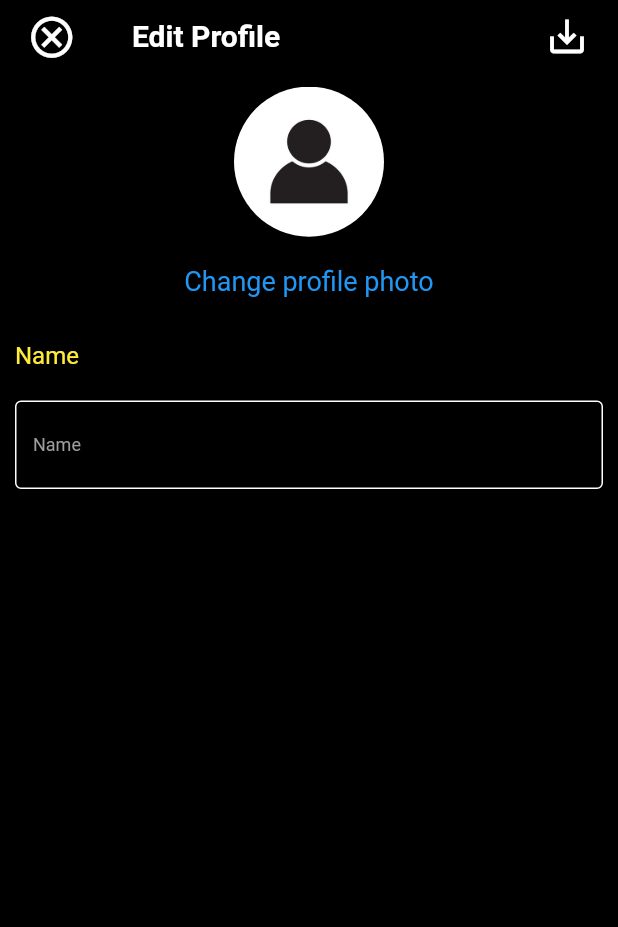
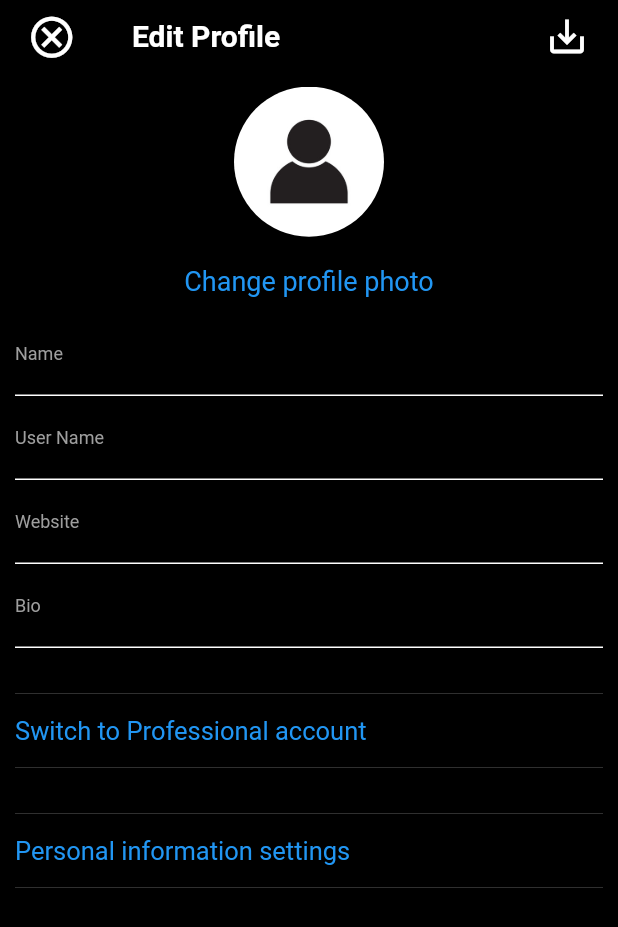
Before and after one commit to PiyushVaghasiya/trainee_app, a Flutter app: the Edit_profile screen opened directly, on a phone screen of 412 x 824 dp. Shown: the top 927 px of the screen. Run offline on Flutter 3.47's test engine with Material 2 defaults, Android fonts, the phone set to English and light mode, and no system bars; our stand-ins replace form_field_validator.

Commit message:
making slider page and working on edit profile page

```diff
--- a/lib/edit_profile.dart
+++ b/lib/edit_profile.dart
@@ -1,5 +1,6 @@
 import 'package:flutter/material.dart';
 import 'package:form_field_validator/form_field_validator.dart';
+import 'package:untitled/profile.dart';
 
 class Edit_profile extends StatefulWidget {
   const Edit_profile({Key? key}) : super(key: key);
@@ -27,7 +28,7 @@ class _Edit_profileState extends State<Edit_profile>
   @override
   Widget build(BuildContext context) {
     return SafeArea(
-      child: Scaffold(
+      child: Scaffold(resizeToAvoidBottomInset: false,
         backgroundColor: Colors.black,
         body: Container(
           margin: EdgeInsets.only(left: 10, right: 10),
@@ -38,7 +39,10 @@ class _Edit_profileState extends State<Edit_profile>
                 crossAxisAlignment: CrossAxisAlignment.center,
                 children: [
                   IconButton(
-                      onPressed: () {},
+                      onPressed: () {
+                        Navigator.push(context,
+                            MaterialPageRoute(builder: (context) => Profile()));
+                      },
                       icon: const Icon(
                         Icons.cancel_outlined,
                         color: Colors.white,
@@ -94,29 +98,107 @@ class _Edit_profileState extends State<Edit_profile>
                 children: [
                   TextFormField(
                     autovalidateMode: AutovalidateMode.onUserInteraction,
-                    decoration: InputDecoration(
-                      labelText: "Name",
-                      labelStyle: TextStyle(color: Colors.yellow),
-                    ),
-                    validator: RequiredValidator(errorText: "is required"),
-                  ),
-                  TextFormField(
-                    autovalidateMode: AutovalidateMode.onUserInteraction,
                     style: TextStyle(color: Colors.white),
-                    validator: EmailValidator(errorText: "enter valid email"),
+                    validator: RequiredValidator(errorText: "required"),
                     decoration: InputDecoration(
                       labelText: "Name",
                       labelStyle: TextStyle(color: Colors.grey, fontSize: 12),
-                      enabledBorder: OutlineInputBorder(
+                      enabledBorder: UnderlineInputBorder(
                         borderSide: BorderSide(color: Colors.white),
                       ),
                       border: UnderlineInputBorder(
                         borderSide: BorderSide(color: Colors.white),
                       ),
+                      focusedBorder: UnderlineInputBorder(
+                        borderSide: BorderSide(color: Colors.white),
+                      ),
+                    ),
+                  ),
+                  TextFormField(
+                    autovalidateMode: AutovalidateMode.onUserInteraction,
+                    style: TextStyle(color: Colors.white),
+                    validator: RequiredValidator(errorText: "required"),
+                    decoration: InputDecoration(
+                      labelText: "User Name",
+                      labelStyle: TextStyle(color: Colors.grey, fontSize: 12),
+                      enabledBorder: UnderlineInputBorder(
+                        borderSide: BorderSide(color: Colors.white),
+                      ),
+                      border: UnderlineInputBorder(
+                        borderSide: BorderSide(color: Colors.white),
+                      ),
+                      focusedBorder: UnderlineInputBorder(
+                        borderSide: BorderSide(color: Colors.white),
+                      ),
+                    ),
+                  ),
+                  TextFormField(
+                    autovalidateMode: AutovalidateMode.onUserInteraction,
+                    style: TextStyle(color: Colors.white),
+                    validator: RequiredValidator(errorText: "required"),
+                    decoration: InputDecoration(
+                      labelText: "Website",
+                      labelStyle: TextStyle(color: Colors.grey, fontSize: 12),
+                      enabledBorder: UnderlineInputBorder(
+                        borderSide: BorderSide(color: Colors.white),
+                      ),
+                      border: UnderlineInputBorder(
+                        borderSide: BorderSide(color: Colors.white),
+                      ),
+                      focusedBorder: UnderlineInputBorder(
+                        borderSide: BorderSide(color: Colors.white),
+                      ),
+                    ),
+                  ),
+                  TextFormField(
+                    autovalidateMode: AutovalidateMode.onUserInteraction,
+                    style: TextStyle(color: Colors.white),
+                    validator: RequiredValidator(errorText: "required"),
+                    decoration: InputDecoration(
+                      labelText: "Bio",
+                      labelStyle: TextStyle(color: Colors.grey, fontSize: 12),
+                      enabledBorder: UnderlineInputBorder(
+                        borderSide: BorderSide(color: Colors.white),
+                      ),
+                      border: UnderlineInputBorder(
+                        borderSide: BorderSide(color: Colors.white),
+                      ),
+                      focusedBorder: UnderlineInputBorder(
+                        borderSide: BorderSide(color: Colors.white),
+                      ),
                     ),
                   ),
                 ],
-              ))
+              )),
+              Container(
+                height: 50,
+                decoration: BoxDecoration(
+                  border: Border(
+                      top: BorderSide(color: Colors.grey, width: 0.2),
+                      bottom: BorderSide(color: Colors.grey, width: 0.2)),
+                ),
+                alignment: Alignment.centerLeft,
+                margin: EdgeInsets.only(top: 30, bottom: 30),
+                child: Text(
+                  "Switch to Professional account",
+                  textAlign: TextAlign.center,
+                  style: TextStyle(color: Colors.blue, fontSize: 17),
+                ),
+              ),
+              Container(
+                height: 50,
+                decoration: BoxDecoration(
+                  border: Border(
+                      top: BorderSide(color: Colors.grey, width: 0.2),
+                      bottom: BorderSide(color: Colors.grey, width: 0.2)),
+                ),
+                alignment: Alignment.centerLeft,
+                child: Text(
+                  "Personal information settings",
+                  textAlign: TextAlign.center,
+                  style: TextStyle(color: Colors.blue, fontSize: 17),
+                ),
+              ),
             ],
           ),
         ),
--- a/lib/main.dart
+++ b/lib/main.dart
@@ -3,6 +3,7 @@ import 'package:flutter/painting.dart';
 import 'package:untitled/Activity.dart';
 import 'package:untitled/Demo/Design.dart';
 import 'package:untitled/Demo/Design2.dart';
+import 'package:untitled/Demo/Slider.dart';
 import 'package:untitled/Demo/Textformfield.dart';
 import 'package:untitled/Demo/Textformfield.dart';
 import 'package:untitled/Demo/radio_button_demo.dart';
@@ -22,7 +23,7 @@ class MyApp extends StatelessWidget {
   Widget build(BuildContext context) {
     return MaterialApp(
       debugShowCheckedModeBanner: false,
-      home:Edit_profile(),
+      home:SliderScreen(),
     );
   }
 }
--- a/lib/search.dart
+++ b/lib/search.dart
@@ -33,6 +33,7 @@ class _SearchState extends State<Search> with SingleTickerProviderStateMixin {
   @override
   Widget build(BuildContext context) {
     return Scaffold(
+        resizeToAvoidBottomInset: false,
         backgroundColor: Colors.black,
         body: Column(
           children: [
```
Also changed, not shown: lib/Demo/Slider.dart (added, +54 -0 lines), lib/profile.dart (+8 -0 lines).
